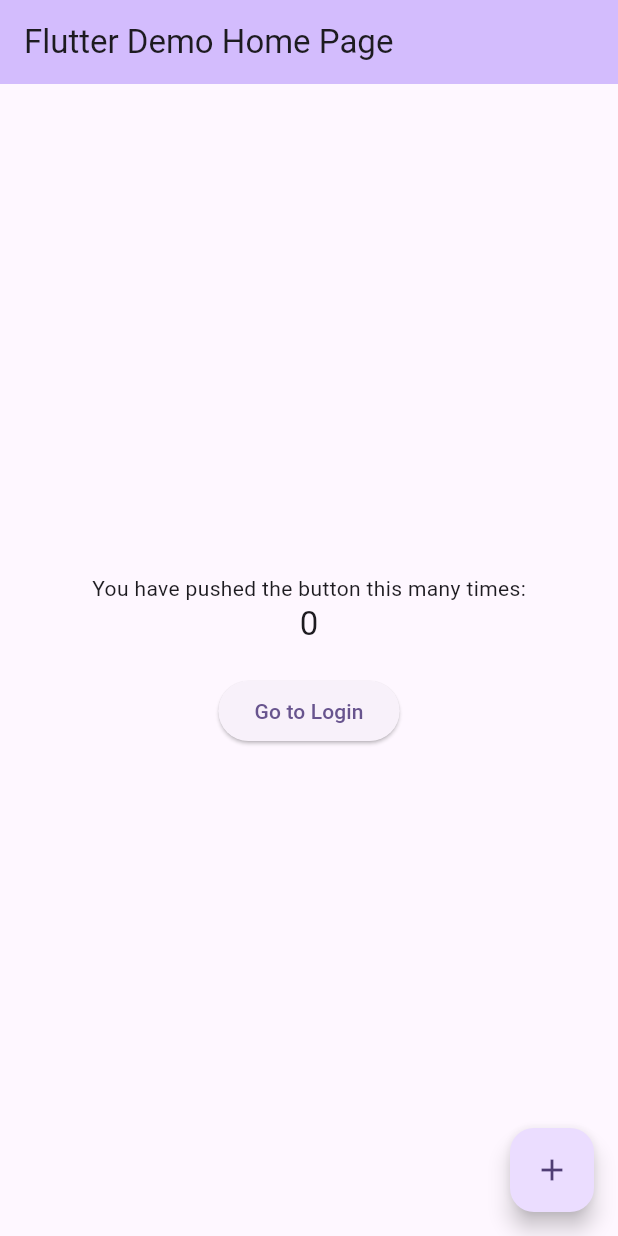
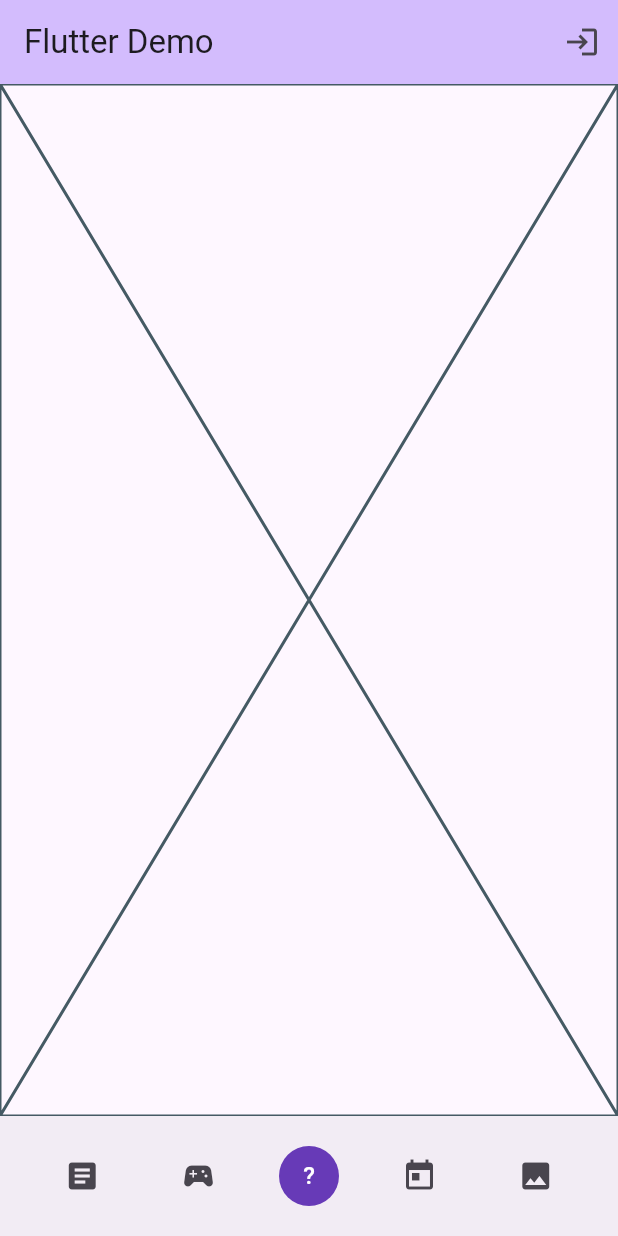
Before and after one commit to Crispolein/Astroapp, a Flutter app: the screen it shows after launch, on a phone screen of 412 x 824 dp. Run offline on Flutter 3.47's test engine with Material 3 defaults, Android fonts, the phone set to English and light mode, and no system bars.

Commit message:
Cambios en main
Se agrega botones para ideas de implementaci´n

```diff
--- a/lib/main.dart
+++ b/lib/main.dart
@@ -1,5 +1,5 @@
 import 'package:flutter/material.dart';
-import 'login.dart'; // Importa el archivo de tu login
+import 'login.dart';
 
 void main() {
   runApp(const MyApp());
@@ -10,70 +10,72 @@ class MyApp extends StatelessWidget {
   @override
   Widget build(BuildContext context) {
     return MaterialApp(
-      title: 'Flutter Demo',
+      title: 'AstroApp',
       theme: ThemeData(
         colorScheme: ColorScheme.fromSeed(seedColor: Colors.deepPurple),
         useMaterial3: true,
       ),
-      home: const MyHomePage(title: 'Flutter Demo Home Page'),
+      home: const MyHomePage(),
     );
   }
 }
 
-class MyHomePage extends StatefulWidget {
-  const MyHomePage({Key? key, required this.title}) : super(key: key);
-  final String title;
-  @override
-  State<MyHomePage> createState() => _MyHomePageState();
-}
-
-class _MyHomePageState extends State<MyHomePage> {
-  int _counter = 0;
-  void _incrementCounter() {
-    setState(() {
-      _counter++;
-    });
-  }
+class MyHomePage extends StatelessWidget {
+  const MyHomePage({Key? key}) : super(key: key);
 
   @override
   Widget build(BuildContext context) {
     return Scaffold(
       appBar: AppBar(
         backgroundColor: Theme.of(context).colorScheme.inversePrimary,
-        title: Text(widget.title),
+        title: Text('Flutter Demo'),
+        actions: [
+          IconButton(
+            onPressed: () {
+              Navigator.push(
+                context,
+                MaterialPageRoute(builder: (context) => Login()),
+              );
+            },
+            icon: Icon(Icons.login),
+          ),
+        ],
       ),
-      body: Center(
-        child: Column(
-          mainAxisAlignment: MainAxisAlignment.center,
-          children: <Widget>[
-            const Text(
-              'You have pushed the button this many times:',
+      body: Placeholder(),
+      bottomNavigationBar: BottomAppBar(
+        child: Row(
+          mainAxisAlignment: MainAxisAlignment.spaceAround,
+          children: [
+            IconButton(
+              onPressed: () {},
+              icon: Icon(Icons.article),
+              tooltip: 'Noticias',
             ),
-            Text(
-              '$_counter',
-              style: Theme.of(context).textTheme.headline6,
+            IconButton(
+              onPressed: () {},
+              icon: Icon(Icons.sports_esports),
+              tooltip: 'Juegos',
             ),
-            const SizedBox(height: 20),
-            ElevatedButton(
-              onPressed: () {
-                // Navegar a la pantalla de login
-                Navigator.push(
-                  context,
-                  MaterialPageRoute(
-                      builder: (context) =>
-                          Login()), // Reemplaza 'Login()' con tu widget de login
-                );
-              },
-              child: const Text('Go to Login'),
+            CircleAvatar(
+              backgroundColor: Colors.deepPurple,
+              child: Text(
+                '?',
+                style: TextStyle(color: Colors.white),
+              ),
+            ),
+            IconButton(
+              onPressed: () {},
+              icon: Icon(Icons.today),
+              tooltip: '¿Que acontece hoy?',
+            ),
+            IconButton(
+              onPressed: () {},
+              icon: Icon(Icons.image),
+              tooltip: 'Imagen del día',
             ),
           ],
         ),
       ),
-      floatingActionButton: FloatingActionButton(
-        onPressed: _incrementCounter,
-        tooltip: 'Increment',
-        child: const Icon(Icons.add),
-      ),
     );
   }
 }
```
